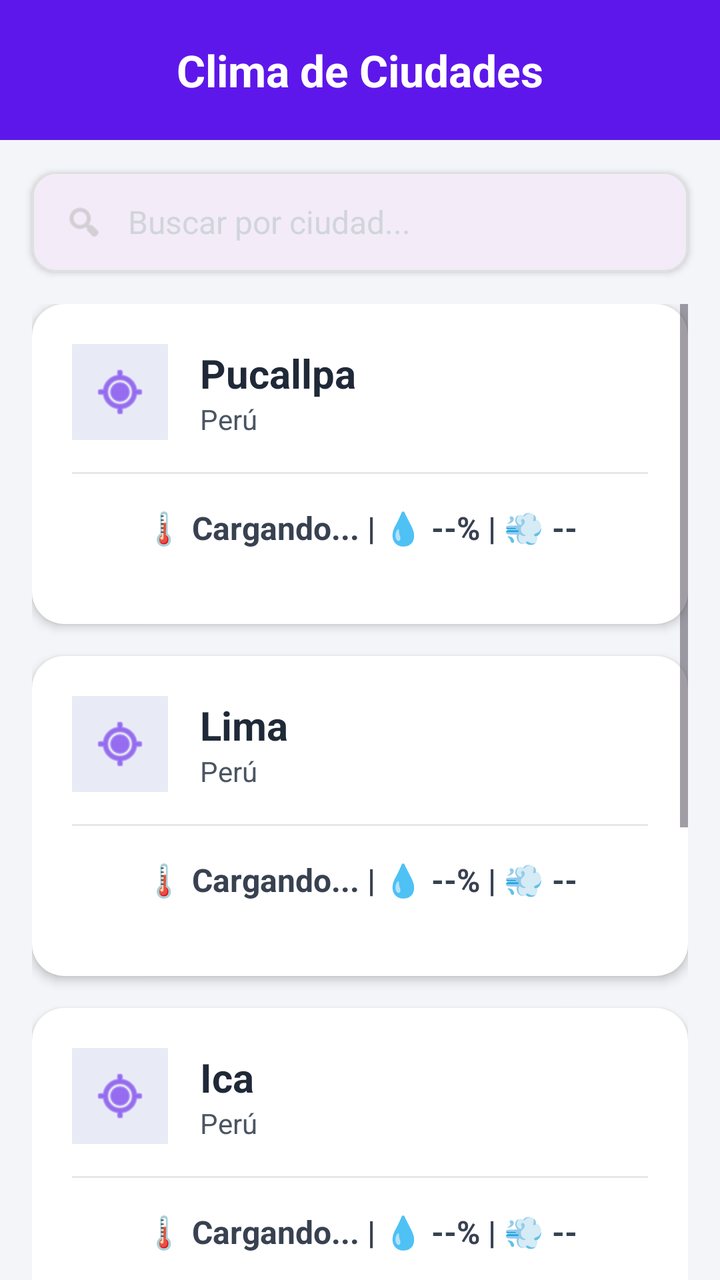
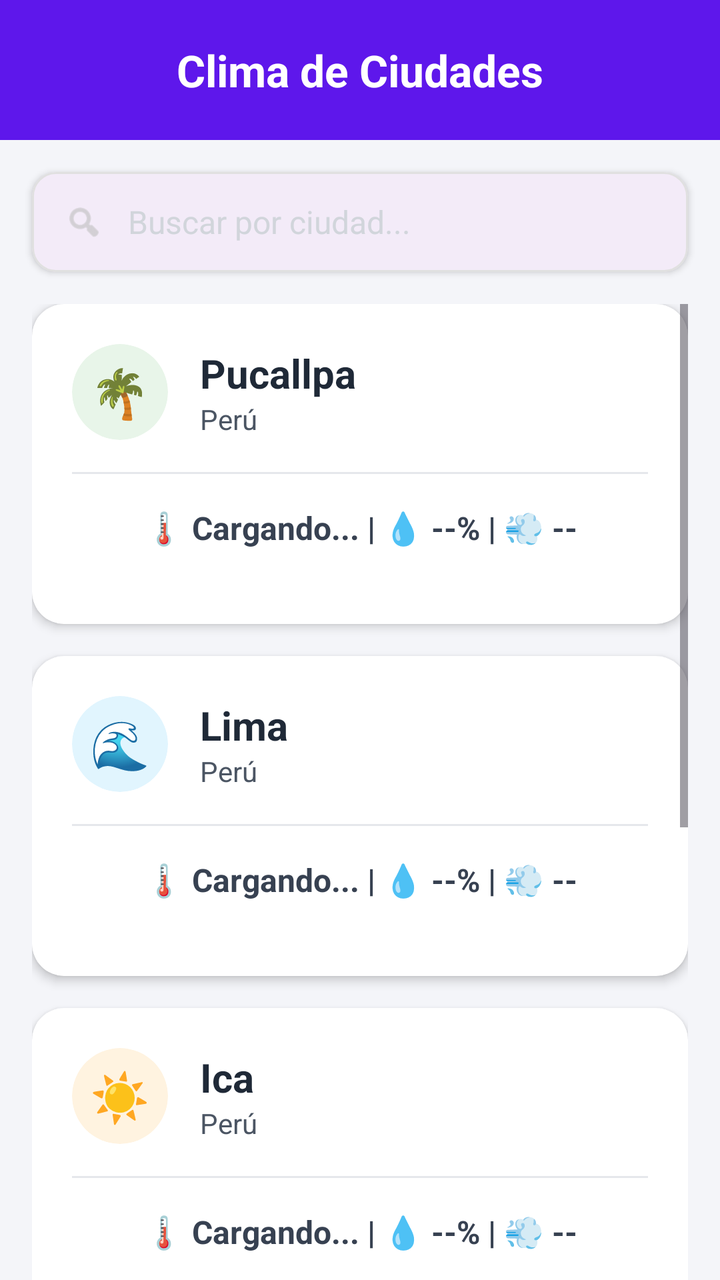

Compare the two renders of this Android layout. The source of the first and the diff that turns it into the second are given below.
<!-- AndroidManifest.xml: application theme Theme.Mi_clima -->
<!-- res/layout/activity_main.xml -->
<?xml version="1.0" encoding="utf-8"?>
<LinearLayout xmlns:android="http://schemas.android.com/apk/res/android"
    xmlns:app="http://schemas.android.com/apk/res-auto"
    android:layout_width="match_parent"
    android:layout_height="match_parent"
    android:orientation="vertical"
    android:background="#F4F5F9">

    
    <LinearLayout
        android:layout_width="match_parent"
        android:layout_height="70dp"
        android:background="#5E17EB"
        android:gravity="center"
        android:orientation="horizontal">
        <TextView
            android:layout_width="wrap_content"
            android:layout_height="wrap_content"
            android:text="Clima de Ciudades"
            android:textColor="#FFFFFF"
            android:textSize="22sp"
            android:textStyle="bold" />
    </LinearLayout>

    
    <com.google.android.material.card.MaterialCardView
        android:layout_width="match_parent"
        android:layout_height="50dp"
        android:layout_margin="16dp"
        app:cardCornerRadius="12dp"
        app:cardElevation="2dp"
        app:strokeWidth="1dp"
        app:strokeColor="#E0E0E0">
        <LinearLayout
            android:layout_width="match_parent"
            android:layout_height="match_parent"
            android:orientation="horizontal"
            android:paddingHorizontal="16dp"
            android:gravity="center_vertical">
            <ImageView
                android:layout_width="20dp"
                android:layout_height="20dp"
                android:src="@android:drawable/ic_menu_search"
                app:tint="#BDBDBD"/>
            <TextView
                android:layout_width="wrap_content"
                android:layout_height="wrap_content"
                android:layout_marginStart="12dp"
                android:text="Buscar por ciudad..."
                android:textColor="#D1D5DB"
                android:textSize="16sp" />
        </LinearLayout>
    </com.google.android.material.card.MaterialCardView>

    
    <ScrollView
        android:layout_width="match_parent"
        android:layout_height="match_parent"
        android:clipToPadding="false"
        android:paddingHorizontal="16dp"
        android:paddingBottom="16dp">

        <LinearLayout
            android:layout_width="match_parent"
            android:layout_height="wrap_content"
            android:orientation="vertical">

            
            <com.google.android.material.card.MaterialCardView
                android:layout_width="match_parent"
                android:layout_height="wrap_content"
                android:layout_marginBottom="16dp"
                app:cardBackgroundColor="#FFFFFF"
                app:cardCornerRadius="16dp"
                app:cardElevation="3dp"
                app:strokeWidth="0dp">

                <LinearLayout
                    android:layout_width="match_parent"
                    android:layout_height="wrap_content"
                    android:orientation="vertical"
                    android:padding="20dp"
                    android:minHeight="160dp">

                    
                    <LinearLayout
                        android:layout_width="match_parent"
                        android:layout_height="wrap_content"
                        android:orientation="horizontal"
                        android:gravity="center_vertical">

                        <ImageView
                            android:layout_width="48dp"
                            android:layout_height="48dp"
                            android:src="@android:drawable/ic_menu_mylocation"
                            android:background="#E8EAF6"
                            android:padding="10dp"
                            app:tint="#5E17EB" />

                        <LinearLayout
                            android:layout_width="match_parent"
                            android:layout_height="wrap_content"
                            android:orientation="vertical"
                            android:layout_marginStart="16dp">
                            <TextView
                                android:layout_width="wrap_content"
                                android:layout_height="wrap_content"
                                android:text="Pucallpa"
                                android:textColor="#1F2937"
                                android:textSize="20sp"
                                android:textStyle="bold" />
                            <TextView
                                android:layout_width="wrap_content"
                                android:layout_height="wrap_content"
                                android:text="Perú"
                                android:textColor="#4B5563"
                                android:textSize="14sp" />
                        </LinearLayout>
                    </LinearLayout>

                    
                    <View
                        android:layout_width="match_parent"
                        android:layout_height="1dp"
                        android:background="#E5E7EB"
                        android:layout_marginTop="16dp"
                        android:layout_marginBottom="16dp"/>

                    
                    <TextView
                        android:id="@+id/tvTempPucallpa"
                        android:layout_width="match_parent"
                        android:layout_height="wrap_content"
                        android:text="🌡️ Cargando... | 💧 --% | 💨 --"
                        android:textColor="#374151"
                        android:textSize="16sp"
                        android:textAlignment="center"
                        android:textStyle="bold" />
                </LinearLayout>
            </com.google.android.material.card.MaterialCardView>

            
            <com.google.android.material.card.MaterialCardView
                android:layout_width="match_parent"
                android:layout_height="wrap_content"
                android:layout_marginBottom="16dp"
                app:cardBackgroundColor="#FFFFFF"
                app:cardCornerRadius="16dp"
                app:cardElevation="3dp"
                app:strokeWidth="0dp">

                <LinearLayout
                    android:layout_width="match_parent"
                    android:layout_height="wrap_content"
                    android:orientation="vertical"
                    android:padding="20dp"
                    android:minHeight="160dp">

                    <LinearLayout
                        android:layout_width="match_parent"
                        android:layout_height="wrap_content"
                        android:orientation="horizontal"
                        android:gravity="center_vertical">
                        <ImageView
                            android:layout_width="48dp"
                            android:layout_height="48dp"
                            android:src="@android:drawable/ic_menu_mylocation"
                            android:background="#E8EAF6"
                            android:padding="10dp"
                            app:tint="#5E17EB" />
                        <LinearLayout
                            android:layout_width="match_parent"
                            android:layout_height="wrap_content"
                            android:orientation="vertical"
                            android:layout_marginStart="16dp">
                            <TextView
                                android:layout_width="wrap_content"
                                android:layout_height="wrap_content"
                                android:text="Lima"
                                android:textColor="#1F2937"
                                android:textSize="20sp"
                                android:textStyle="bold" />
                            <TextView
                                android:layout_width="wrap_content"
                                android:layout_height="wrap_content"
                                android:text="Perú"
                                android:textColor="#4B5563"
                                android:textSize="14sp" />
                        </LinearLayout>
                    </LinearLayout>

                    <View
                        android:layout_width="match_parent"
                        android:layout_height="1dp"
                        android:background="#E5E7EB"
                        android:layout_marginTop="16dp"
                        android:layout_marginBottom="16dp"/>

                    <TextView
                        android:id="@+id/tvTempLima"
                        android:layout_width="match_parent"
                        android:layout_height="wrap_content"
                        android:text="🌡️ Cargando... | 💧 --% | 💨 --"
                        android:textColor="#374151"
                        android:textSize="16sp"
                        android:textAlignment="center"
                        android:textStyle="bold" />
                </LinearLayout>
            </com.google.android.material.card.MaterialCardView>

            
            <com.google.android.material.card.MaterialCardView
                android:layout_width="match_parent"
                android:layout_height="wrap_content"
                android:layout_marginBottom="16dp"
                app:cardBackgroundColor="#FFFFFF"
                app:cardCornerRadius="16dp"
                app:cardElevation="3dp"
                app:strokeWidth="0dp">

                <LinearLayout
                    android:layout_width="match_parent"
                    android:layout_height="wrap_content"
                    android:orientation="vertical"
                    android:padding="20dp"
                    android:minHeight="160dp">

                    <LinearLayout
                        android:layout_width="match_parent"
                        android:layout_height="wrap_content"
                        android:orientation="horizontal"
                        android:gravity="center_vertical">
                        <ImageView
                            android:layout_width="48dp"
                            android:layout_height="48dp"
                            android:src="@android:drawable/ic_menu_mylocation"
                            android:background="#E8EAF6"
                            android:padding="10dp"
                            app:tint="#5E17EB" />
                        <LinearLayout
                            android:layout_width="match_parent"
                            android:layout_height="wrap_content"
                            android:orientation="vertical"
                            android:layout_marginStart="16dp">
                            <TextView
                                android:layout_width="wrap_content"
                                android:layout_height="wrap_content"
                                android:text="Ica"
                                android:textColor="#1F2937"
                                android:textSize="20sp"
                                android:textStyle="bold" />
                            <TextView
                                android:layout_width="wrap_content"
                                android:layout_height="wrap_content"
                                android:text="Perú"
                                android:textColor="#4B5563"
                                android:textSize="14sp" />
                        </LinearLayout>
                    </LinearLayout>

                    <View
                        android:layout_width="match_parent"
                        android:layout_height="1dp"
                        android:background="#E5E7EB"
                        android:layout_marginTop="16dp"
                        android:layout_marginBottom="16dp"/>

                    <TextView
                        android:id="@+id/tvTempIca"
                        android:layout_width="match_parent"
                        android:layout_height="wrap_content"
                        android:text="🌡️ Cargando... | 💧 --% | 💨 --"
                        android:textColor="#374151"
                        android:textSize="16sp"
                        android:textAlignment="center"
                        android:textStyle="bold" />
                </LinearLayout>
            </com.google.android.material.card.MaterialCardView>

            
            <com.google.android.material.card.MaterialCardView
                android:layout_width="match_parent"
                android:layout_height="wrap_content"
                android:layout_marginBottom="16dp"
                app:cardBackgroundColor="#FFFFFF"
                app:cardCornerRadius="16dp"
                app:cardElevation="3dp"
                app:strokeWidth="0dp">

                <LinearLayout
                    android:layout_width="match_parent"
                    android:layout_height="wrap_content"
                    android:orientation="vertical"
                    android:padding="20dp"
                    android:minHeight="160dp">

                    <LinearLayout
                        android:layout_width="match_parent"
                        android:layout_height="wrap_content"
                        android:orientation="horizontal"
                        android:gravity="center_vertical">
                        <ImageView
                            android:layout_width="48dp"
                            android:layout_height="48dp"
                            android:src="@android:drawable/ic_menu_mylocation"
                            android:background="#E8EAF6"
                            android:padding="10dp"
                            app:tint="#5E17EB" />
                        <LinearLayout
                            android:layout_width="match_parent"
                            android:layout_height="wrap_content"
                            android:orientation="vertical"
                            android:layout_marginStart="16dp">
                            <TextView
                                android:layout_width="wrap_content"
                                android:layout_height="wrap_content"
                                android:text="Arequipa"
                                android:textColor="#1F2937"
                                android:textSize="20sp"
                                android:textStyle="bold" />
                            <TextView
                                android:layout_width="wrap_content"
                                android:layout_height="wrap_content"
                                android:text="Perú"
                                android:textColor="#4B5563"
                                android:textSize="14sp" />
                        </LinearLayout>
                    </LinearLayout>

                    <View
                        android:layout_width="match_parent"
                        android:layout_height="1dp"
                        android:background="#E5E7EB"
                        android:layout_marginTop="16dp"
                        android:layout_marginBottom="16dp"/>

                    <TextView
                        android:id="@+id/tvTempArequipa"
                        android:layout_width="match_parent"
                        android:layout_height="wrap_content"
                        android:text="🌡️ Cargando... | 💧 --% | 💨 --"
                        android:textColor="#374151"
                        android:textSize="16sp"
                        android:textAlignment="center"
                        android:textStyle="bold" />
                </LinearLayout>
            </com.google.android.material.card.MaterialCardView>

            
            <com.google.android.material.card.MaterialCardView
                android:layout_width="match_parent"
                android:layout_height="wrap_content"
                android:layout_marginBottom="16dp"
                app:cardBackgroundColor="#FFFFFF"
                app:cardCornerRadius="16dp"
                app:cardElevation="3dp"
                app:strokeWidth="0dp">

                <LinearLayout
                    android:layout_width="match_parent"
                    android:layout_height="wrap_content"
                    android:orientation="vertical"
                    android:padding="20dp"
                    android:minHeight="160dp">

                    <LinearLayout
                        android:layout_width="match_parent"
                        android:layout_height="wrap_content"
                        android:orientation="horizontal"
                        android:gravity="center_vertical">
                        <ImageView
                            android:layout_width="48dp"
                            android:layout_height="48dp"
                            android:src="@android:drawable/ic_menu_mylocation"
                            android:background="#E8EAF6"
                            android:padding="10dp"
                            app:tint="#5E17EB" />
                        <LinearLayout
                            android:layout_width="match_parent"
                            android:layout_height="wrap_content"
                            android:orientation="vertical"
                            android:layout_marginStart="16dp">
                            <TextView
                                android:layout_width="wrap_content"
                                android:layout_height="wrap_content"
                                android:text="Cusco"
                                android:textColor="#1F2937"
                                android:textSize="20sp"
                                android:textStyle="bold" />
                            <TextView
                                android:layout_width="wrap_content"
                                android:layout_height="wrap_content"
                                android:text="Perú"
                                android:textColor="#4B5563"
                                android:textSize="14sp" />
                        </LinearLayout>
                    </LinearLayout>

                    <View
                        android:layout_width="match_parent"
                        android:layout_height="1dp"
                        android:background="#E5E7EB"
                        android:layout_marginTop="16dp"
                        android:layout_marginBottom="16dp"/>

                    <TextView
                        android:id="@+id/tvTempCusco"
                        android:layout_width="match_parent"
                        android:layout_height="wrap_content"
                        android:text="🌡️ Cargando... | 💧 --% | 💨 --"
                        android:textColor="#374151"
                        android:textSize="16sp"
                        android:textAlignment="center"
                        android:textStyle="bold" />
                </LinearLayout>
            </com.google.android.material.card.MaterialCardView>

        </LinearLayout>
    </ScrollView>
</LinearLayout>
<!-- resources referenced by this layout -->
<resources>
  <style name="Theme.Mi_clima" parent="Base.Theme.Mi_clima" />
  <style name="Base.Theme.Mi_clima" parent="Theme.Material3.DayNight.NoActionBar">
          
          
      </style>
</resources>

<!-- the commit's change to res/layout/activity_main.xml (unified diff, before → after) -->
@@ -82,20 +82,27 @@
                     android:padding="20dp"
                     android:minHeight="160dp">
 
-                    
                     <LinearLayout
                         android:layout_width="match_parent"
                         android:layout_height="wrap_content"
                         android:orientation="horizontal"
                         android:gravity="center_vertical">
 
-                        <ImageView
+                        
+                        <com.google.android.material.card.MaterialCardView
                             android:layout_width="48dp"
                             android:layout_height="48dp"
-                            android:src="@android:drawable/ic_menu_mylocation"
-                            android:background="#E8EAF6"
-                            android:padding="10dp"
-                            app:tint="#5E17EB" />
+                            app:cardBackgroundColor="#E8F5E9"
+                            app:cardCornerRadius="24dp"
+                            app:cardElevation="0dp"
+                            app:strokeWidth="0dp">
+                            <TextView
+                                android:layout_width="match_parent"
+                                android:layout_height="match_parent"
+                                android:gravity="center"
+                                android:text="🌴"
+                                android:textSize="24sp" />
+                        </com.google.android.material.card.MaterialCardView>
 
                         <LinearLayout
                             android:layout_width="match_parent"
@@ -118,7 +125,6 @@
                         </LinearLayout>
                     </LinearLayout>
 
-                    
                     <View
                         android:layout_width="match_parent"
                         android:layout_height="1dp"
@@ -126,7 +132,6 @@
                         android:layout_marginTop="16dp"
                         android:layout_marginBottom="16dp"/>
 
-                    
                     <TextView
                         android:id="@+id/tvTempPucallpa"
                         android:layout_width="match_parent"
@@ -161,13 +166,23 @@
                         android:layout_height="wrap_content"
                         android:orientation="horizontal"
                         android:gravity="center_vertical">
-                        <ImageView
+
+                        
+                        <com.google.android.material.card.MaterialCardView
                             android:layout_width="48dp"
                             android:layout_height="48dp"
-                            android:src="@android:drawable/ic_menu_mylocation"
-                            android:background="#E8EAF6"
-                            android:padding="10dp"
-                            app:tint="#5E17EB" />
+                            app:cardBackgroundColor="#E1F5FE"
+                            app:cardCornerRadius="24dp"
+                            app:cardElevation="0dp"
+                            app:strokeWidth="0dp">
+                            <TextView
+                                android:layout_width="match_parent"
+                                android:layout_height="match_parent"
+                                android:gravity="center"
+                                android:text="🌊"
+                                android:textSize="24sp" />
+                        </com.google.android.material.card.MaterialCardView>
+
                         <LinearLayout
                             android:layout_width="match_parent"
                             android:layout_height="wrap_content"
@@ -230,13 +245,23 @@
                         android:layout_height="wrap_content"
                         android:orientation="horizontal"
                         android:gravity="center_vertical">
-                        <ImageView
+
+                        
+                        <com.google.android.material.card.MaterialCardView
                             android:layout_width="48dp"
                             android:layout_height="48dp"
-                            android:src="@android:drawable/ic_menu_mylocation"
-                            android:background="#E8EAF6"
-                            android:padding="10dp"
-                            app:tint="#5E17EB" />
+                            app:cardBackgroundColor="#FFF3E0"
+                            app:cardCornerRadius="24dp"
+                            app:cardElevation="0dp"
+                            app:strokeWidth="0dp">
+                            <TextView
+                                android:layout_width="match_parent"
+                                android:layout_height="match_parent"
+                                android:gravity="center"
+                                android:text="☀️"
+                                android:textSize="24sp" />
+                        </com.google.android.material.card.MaterialCardView>
+
                         <LinearLayout
                             android:layout_width="match_parent"
                             android:layout_height="wrap_content"
@@ -299,13 +324,23 @@
                         android:layout_height="wrap_content"
                         android:orientation="horizontal"
                         android:gravity="center_vertical">
-                        <ImageView
+
+                        
+                        <com.google.android.material.card.MaterialCardView
                             android:layout_width="48dp"
                             android:layout_height="48dp"
-                            android:src="@android:drawable/ic_menu_mylocation"
-                            android:background="#E8EAF6"
-                            android:padding="10dp"
-                            app:tint="#5E17EB" />
+                            app:cardBackgroundColor="#FFEBEE"
+                            app:cardCornerRadius="24dp"
+                            app:cardElevation="0dp"
+                            app:strokeWidth="0dp">
+                            <TextView
+                                android:layout_width="match_parent"
+                                android:layout_height="match_parent"
+                                android:gravity="center"
+                                android:text="⛰️"
+                                android:textSize="24sp" />
+                        </com.google.android.material.card.MaterialCardView>
+
                         <LinearLayout
                             android:layout_width="match_parent"
                             android:layout_height="wrap_content"
@@ -368,13 +403,23 @@
                         android:layout_height="wrap_content"
                         android:orientation="horizontal"
                         android:gravity="center_vertical">
-                        <ImageView
+
+                        
+                        <com.google.android.material.card.MaterialCardView
                             android:layout_width="48dp"
                             android:layout_height="48dp"
-                            android:src="@android:drawable/ic_menu_mylocation"
-                            android:background="#E8EAF6"
-                            android:padding="10dp"
-                            app:tint="#5E17EB" />
+                            app:cardBackgroundColor="#F3E5F5"
+                            app:cardCornerRadius="24dp"
+                            app:cardElevation="0dp"
+                            app:strokeWidth="0dp">
+                            <TextView
+                                android:layout_width="match_parent"
+                                android:layout_height="match_parent"
+                                android:gravity="center"
+                                android:text="🏛️"
+                                android:textSize="24sp" />
+                        </com.google.android.material.card.MaterialCardView>
+
                         <LinearLayout
                             android:layout_width="match_parent"
                             android:layout_height="wrap_content"
